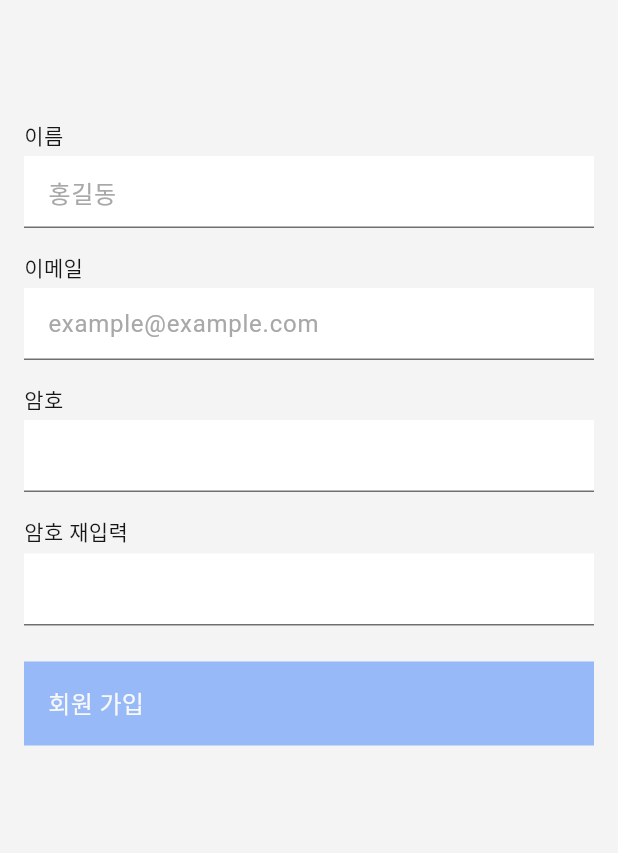
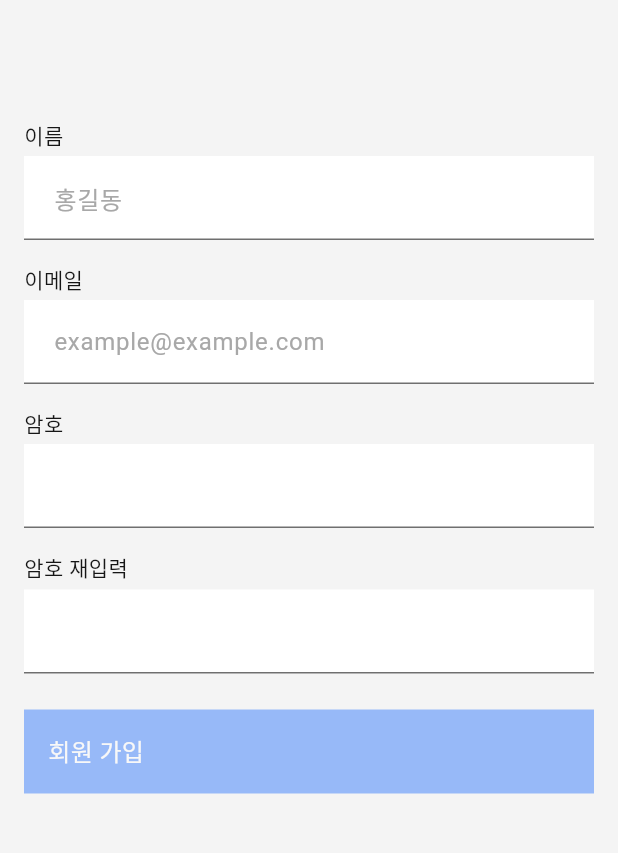
Before and after one commit to joonseo1227/LetsMerge-FE, a Flutter app: the SignUpPage screen opened directly, on a phone screen of 412 x 824 dp, the part 348-1201 px from its top. Run offline on Flutter 3.47's test engine with Material 3 defaults, Android fonts, the light colour scheme and no system bars; our stand-ins replace firebase_auth, firebase_core, flutter_dotenv, flutter_riverpod; missing offline and left inert: flutter_naver_map; accounts and stored records are empty; Roboto replaces fonts that are missing (Pretendard).

Commit message:
fix: CTextField UI 수정

```diff
--- a/lib/widgets/c_text_field.dart
+++ b/lib/widgets/c_text_field.dart
@@ -84,14 +84,18 @@ class _CTextFieldState extends ConsumerState<CTextField> {
         ),
         const SizedBox(height: 4),
         // 텍스트 입력 필드
-        SizedBox(
-          height: 48,
-          child: TextField(
+        TextField(
           controller: widget.controller,
           focusNode: _focusNode,
           obscureText: widget.obscureText,
           keyboardType: widget.keyboardType,
+          textAlign: TextAlign.start,
+          textAlignVertical: TextAlignVertical.center,
+          style: TextStyle(
+            color: ThemeModel.text(isDarkMode),
+          ),
           decoration: InputDecoration(
+            contentPadding: const EdgeInsets.all(16),
             hintText: widget.hint,
             hintStyle: TextStyle(
               color: ThemeModel.hintText(isDarkMode),
@@ -121,7 +125,6 @@ class _CTextFieldState extends ConsumerState<CTextField> {
                     },
                   )
                 : null,
-            ),
           ),
         ),
         // 에러 메시지 표시
```
Lines whose indentation alone changed are shown as unchanged.
